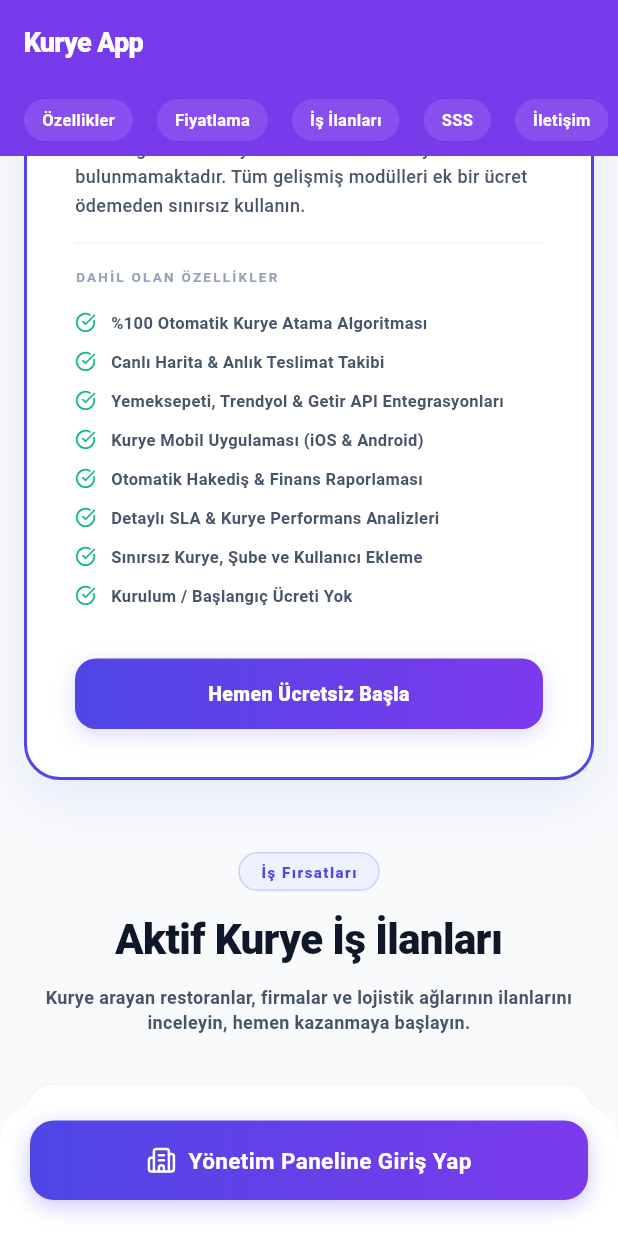
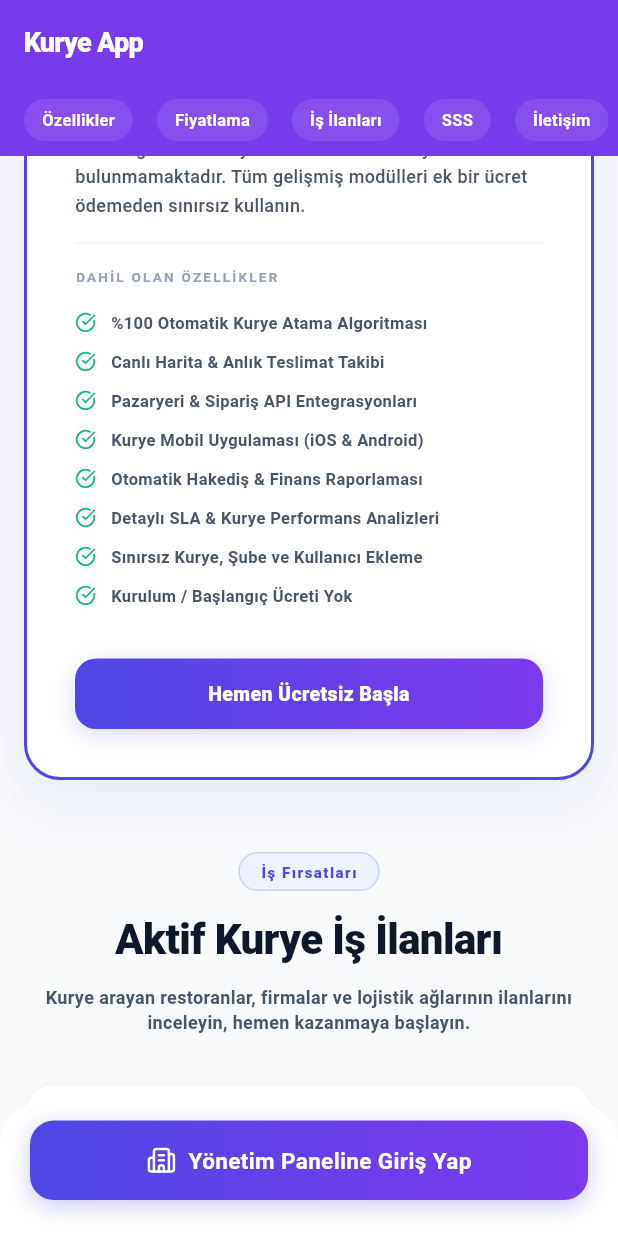
Before and after one commit to himmetakar/kurye, a Flutter app: the screen it shows after launch, scrolled down 1728 dp, on a phone screen of 412 x 824 dp. Run offline on Flutter 3.47's test engine with Material 3 defaults, Android fonts, the phone set to English and light mode, and no system bars; our stand-ins replace cloud_firestore, firebase_core, firebase_messaging, flutter_map, geolocator, latlong2 and 2 more; missing offline and left inert: dart:js; accounts and stored records are empty.

Commit message:
fix: use generic integration naming instead of brand names

```diff
--- a/lib/views/marketing/marketing_view.dart
+++ b/lib/views/marketing/marketing_view.dart
@@ -64,7 +64,7 @@ class _MarketingViewState extends State<MarketingView> {
   final _faqData = const [
     {
       'q': 'Sistem hangi pazaryerleri ile entegre çalışmaktadır?',
-      'a': 'KuryeApp; Yemeksepeti, Trendyol Yemek, Getir Yemek, Getir Market ve Yemeksepeti Vale pazaryeri siparişlerinizle doğrudan API entegrasyonuna sahiptir.'
+      'a': 'KuryeApp; tüm popüler yemek ve market sipariş kanalları, pazaryerleri ve kurye vale sistemlerinizle doğrudan API entegrasyonuna sahiptir.'
     },
     {
       'q': 'Kuryelerin takibini nasıl sağlıyoruz?',
@@ -763,7 +763,7 @@ class _MarketingViewState extends State<MarketingView> {
             const SizedBox(width: 24),
             Expanded(child: _quickCard(LucideIcons.mapPin, 'Canlı Harita ve Kurye Takibi', 'Kuryelerin anlık GPS koordinatlarını harita üzerinde izleyerek müşterilerinize canlı sipariş takip linki gönderebilirsiniz.')),
             const SizedBox(width: 24),
-            Expanded(child: _quickCard(LucideIcons.building2, 'Tüm Entegrasyonlar Tek Havuzda', 'Yemeksepeti, Getir ve Trendyol Yemek gibi tüm sipariş kanallarını tek API altyapısı ile şubenize bağlar.')),
+            Expanded(child: _quickCard(LucideIcons.building2, 'Tüm Entegrasyonlar Tek Havuzda', 'Tüm popüler yemek ve market sipariş kanallarını tek API altyapısı ile şubenize bağlar.')),
           ])
         else
           Column(children: [
@@ -771,7 +771,7 @@ class _MarketingViewState extends State<MarketingView> {
             const SizedBox(height: 16),
             _quickCard(LucideIcons.mapPin, 'Canlı Harita ve Kurye Takibi', 'Kuryelerin anlık GPS koordinatlarını harita üzerinde izleyerek müşterilerinize canlı sipariş takip linki gönderebilirsiniz.'),
             const SizedBox(height: 16),
-            _quickCard(LucideIcons.building2, 'Tüm Entegrasyonlar Tek Havuzda', 'Yemeksepeti, Getir ve Trendyol Yemek gibi tüm sipariş kanallarını tek API altyapısı ile şubenize bağlar.'),
+            _quickCard(LucideIcons.building2, 'Tüm Entegrasyonlar Tek Havuzda', 'Tüm popüler yemek ve market sipariş kanallarını tek API altyapısı ile şubenize bağlar.'),
           ]),
       ],
     );
@@ -839,7 +839,7 @@ class _MarketingViewState extends State<MarketingView> {
       {'icon': LucideIcons.calendar, 'title': 'İzin Yönetimi', 'desc': 'Panel veya mobil üzerinden yapılan izin ve tatil taleplerini onaylayın.'},
       {'icon': LucideIcons.dollarSign, 'title': 'Finans ve Cari Yönetimi', 'desc': 'Restoran cari hesapları, paket başı ücretler, kurye hak edişleri ve ödemeleri raporlayın.'},
       {'icon': LucideIcons.award, 'title': 'Ceza ve Ödül Yönetimi', 'desc': 'Geciken paketler ve reddedilen çağrılarda kurye ceza/ödül skorunu otomatik hesaplayın.'},
-      {'icon': LucideIcons.building2, 'title': 'Çoklu Pazaryeri Entegrasyonu', 'desc': 'Yemeksepeti, Trendyol Yemek ve Getir gibi tüm sipariş kanallarını tek API ile bağlayın.'},
+      {'icon': LucideIcons.building2, 'title': 'Çoklu Pazaryeri Entegrasyonu', 'desc': 'Tüm popüler yemek ve market sipariş kanallarını tek API ile şubenize bağlayın.'},
       {'icon': LucideIcons.mapPin, 'title': 'Canlı Kurye Harita Takibi', 'desc': 'Aktif kuryelerin konumlarını, hızlarını ve teslimat süreçlerini yönetici haritasından izleyin.'},
       {'icon': LucideIcons.barChart3, 'title': 'Detaylı Şube Raporlama', 'desc': 'Sipariş sayıları, teslimat süreleri, verimlilik oranları ve finansal durumu gösteren raporlar.'},
     ],
@@ -852,7 +852,7 @@ class _MarketingViewState extends State<MarketingView> {
       {'icon': LucideIcons.calendar, 'title': 'İzin Talebi ve Yönetimi', 'desc': 'Kuryelerin izin taleplerini mobil uygulama üzerinden şube yöneticisine iletmesi ve takip etmesi.'},
       {'icon': LucideIcons.dollarSign, 'title': 'Finans ve Cüzdan Yönetimi', 'desc': 'Paket başı kazançlar, prim hak edişleri, bahşişler ve IBAN tanımlayarak ödeme talebi oluşturma.'},
       {'icon': LucideIcons.award, 'title': 'Performans Takip Ekranı', 'desc': 'SLA ihlalleri, gecikme cezaları ve prim ödülleri ile kuryenin anlık performans puanını şeffaf izleme.'},
-      {'icon': LucideIcons.navigation, 'title': 'Rota Optimizasyonu', 'desc': 'Teslimat adresi için tek tıkla Google Haritalar, Yandex veya Apple Haritalar ile en kısa rotayı çizme.'},
+      {'icon': LucideIcons.navigation, 'title': 'Rota Optimizasyonu', 'desc': 'Teslimat adresi için tek tıkla popüler harita uygulamaları ile en kısa rotayı çizme.'},
       {'icon': LucideIcons.shieldCheck, 'title': 'AI Yüz Doğrulaması', 'desc': 'Güvenlik amacıyla kurye profil resminin kasksız ve maskesiz olmasını doğrulayan yapay zeka modülü.'},
     ],
     // --- Müşteri (index 2) ---
@@ -1209,7 +1209,7 @@ class _MarketingViewState extends State<MarketingView> {
                     ...[
                       '%100 Otomatik Kurye Atama Algoritması',
                       'Canlı Harita & Anlık Teslimat Takibi',
-                      'Yemeksepeti, Trendyol & Getir API Entegrasyonları',
+                      'Pazaryeri & Sipariş API Entegrasyonları',
                       'Kurye Mobil Uygulaması (iOS & Android)',
                       'Otomatik Hakediş & Finans Raporlaması',
                       'Detaylı SLA & Kurye Performans Analizleri',
```
Also changed, not shown: 1 other file.
